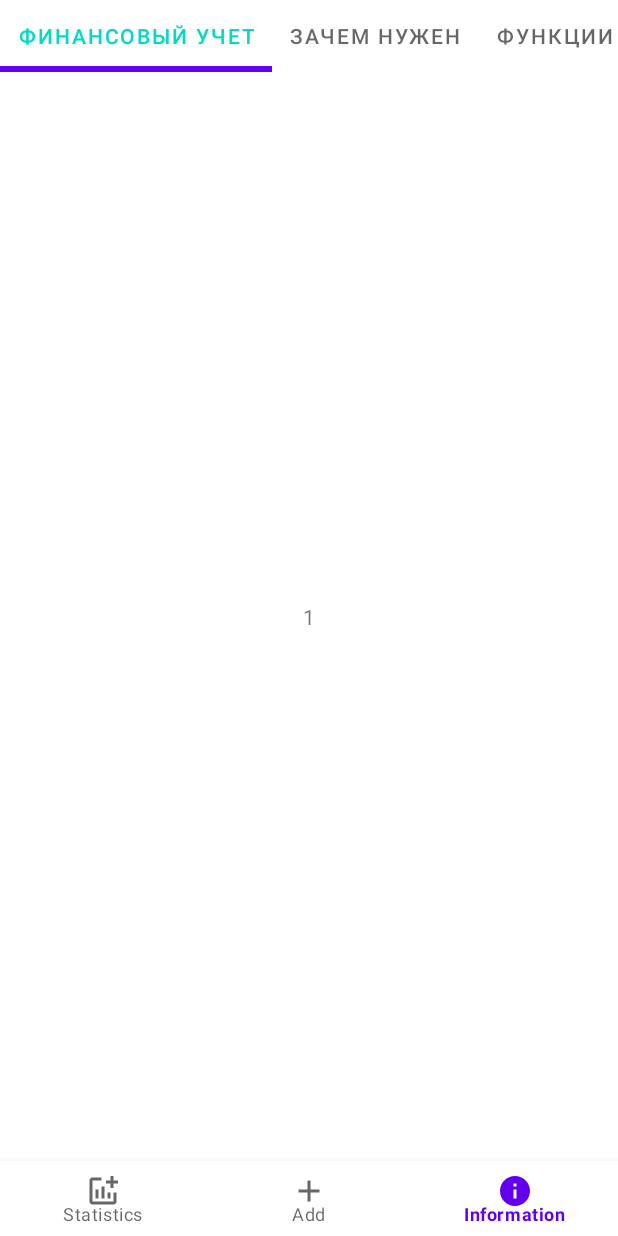
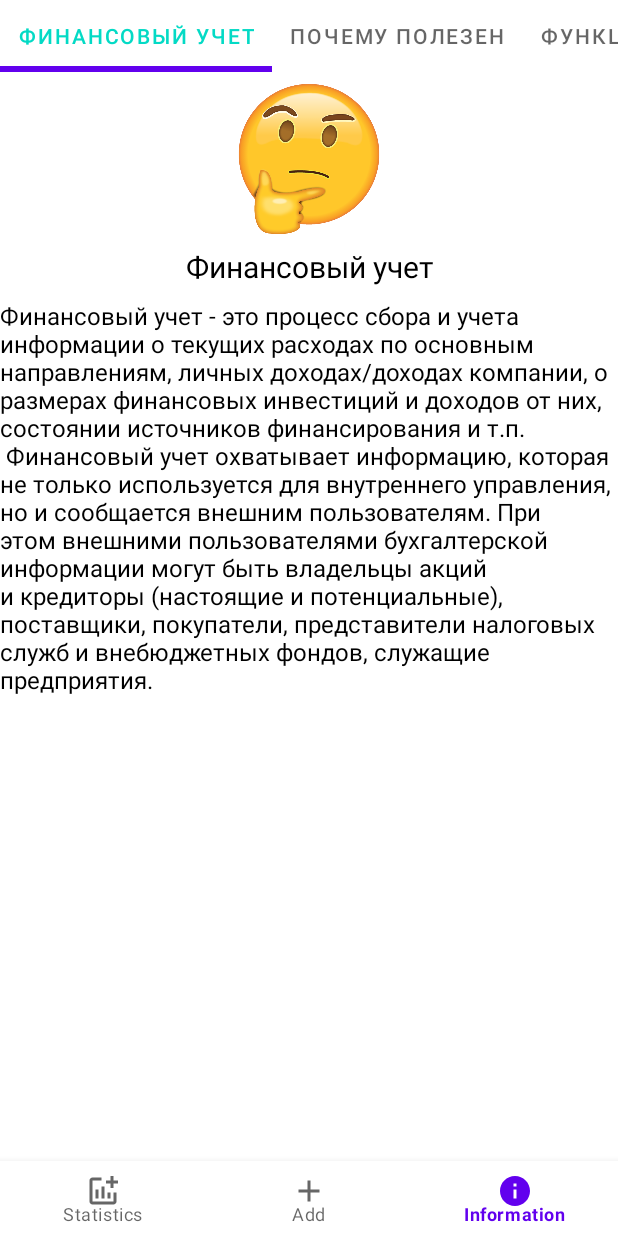
Before and after one commit to YungDenn/CoinKeeper, an Android app: the Info_Fragment screen opened through its navigation route, on a phone screen of 412 x 824 dp. Run offline under Robolectric (Android 15) with nearby library versions, the phone set to English and light mode, and no system bars; our stand-ins replace navigation-ui.

Commit message:
Done With Pager

```diff
--- a/app/src/main/java/com/example/coinkeeper/presentation/Info_Fragment.kt
+++ b/app/src/main/java/com/example/coinkeeper/presentation/Info_Fragment.kt
@@ -14,7 +14,6 @@ import com.google.android.material.tabs.TabLayoutMediator
 
 class Info_Fragment : Fragment() {
 
-
     private lateinit var adapter: PagerViewAdapter
     private lateinit var viewPager: ViewPager2
     private lateinit var tabLayout: TabLayout
@@ -26,15 +25,7 @@ class Info_Fragment : Fragment() {
     ): View? {
         val view = inflater.inflate(R.layout.fragment_info_, container, false)
         setupAdapter(view)
-
-        val tab_names = resources.getStringArray(R.array.tab_names_string)
-
-        tabLayout = view.findViewById(R.id.tab_layout)
-        TabLayoutMediator(tabLayout, viewPager) { tab, position ->
-            tab.text = tab_names[position]
-
-        }.attach()
-
+        setupTabLayout(view)
         return view
     }
 
@@ -44,5 +35,14 @@ class Info_Fragment : Fragment() {
         viewPager.adapter = adapter
     }
 
+    private fun setupTabLayout(view: View){
+        val tabNames = resources.getStringArray(R.array.tab_names)
+        tabLayout = view.findViewById(R.id.tab_layout)
+        TabLayoutMediator(tabLayout, viewPager) { tab, position ->
+            tab.text = tabNames[position]
+
+        }.attach()
+    }
+
 
 }
--- a/app/src/main/java/com/example/coinkeeper/presentation/PagerFragment.kt
+++ b/app/src/main/java/com/example/coinkeeper/presentation/PagerFragment.kt
@@ -1,31 +1,44 @@
 package com.example.coinkeeper.presentation
 
+import android.annotation.SuppressLint
 import android.os.Bundle
 import androidx.fragment.app.Fragment
 import android.view.LayoutInflater
 import android.view.View
 import android.view.ViewGroup
+import android.widget.ImageView
 import android.widget.TextView
 import com.example.coinkeeper.R
 
-class PagerFragment : Fragment() {
 
 
 
+class PagerFragment : Fragment() {
 
     override fun onCreateView(
         inflater: LayoutInflater, container: ViewGroup?,
         savedInstanceState: Bundle?
     ): View? {
-        // Inflate the layout for this fragment
+
         return inflater.inflate(R.layout.fragment_page, container, false)
     }
 
+    @SuppressLint("Recycle")
     override fun onViewCreated(view: View, savedInstanceState: Bundle?) {
         super.onViewCreated(view, savedInstanceState)
+
+        val arrayTitle = resources.getStringArray(R.array.title)
+        val arrayContent = resources.getStringArray(R.array.content)
+        val arrayIco = resources.obtainTypedArray(R.array.icons)
+        val tvTitle: TextView = view.findViewById(R.id.fp_tv_title)
+        val tvContent: TextView = view.findViewById(R.id.fp_tv_content)
+        val ivIcon: ImageView = view.findViewById(R.id.icon)
+
         arguments?.takeIf { it.containsKey(ARG_OBJECT) }?.apply {
-            val textView: TextView = view.findViewById(R.id.fp_tv_text)
-            textView.text = getInt(ARG_OBJECT).toString()
+            val position = getInt(ARG_OBJECT)
+            tvTitle.text = arrayTitle[position-1]
+            tvContent.text = arrayContent[position-1]
+            ivIcon.setImageResource(arrayIco.getResourceId(position-1,0))
         }
     }
 
--- a/app/src/main/res/layout/fragment_page.xml
+++ b/app/src/main/res/layout/fragment_page.xml
@@ -6,15 +6,52 @@
     android:layout_height="match_parent"
     tools:context=".presentation.PagerFragment">
 
-
-
-    <TextView
-        android:id="@+id/fp_tv_text"
-        android:layout_width="wrap_content"
-        android:layout_height="wrap_content"
-        android:text="TextView"
+    <ScrollView
+        android:layout_width="0dp"
+        android:layout_height="0dp"
         app:layout_constraintBottom_toBottomOf="parent"
         app:layout_constraintEnd_toEndOf="parent"
         app:layout_constraintStart_toStartOf="parent"
-        app:layout_constraintTop_toTopOf="parent" />
+        app:layout_constraintTop_toTopOf="parent">
+
+        <androidx.constraintlayout.widget.ConstraintLayout
+            android:layout_width="match_parent"
+            android:layout_height="match_parent">
+
+            <ImageView
+                android:id="@+id/icon"
+                android:layout_width="100dp"
+                android:layout_height="100dp"
+                android:layout_marginTop="8dp"
+                android:src="@drawable/ic_launcher_foreground"
+                app:layout_constraintEnd_toEndOf="parent"
+                app:layout_constraintStart_toStartOf="parent"
+                app:layout_constraintTop_toTopOf="parent" />
+
+            <TextView
+                android:id="@+id/fp_tv_title"
+                android:layout_width="wrap_content"
+                android:layout_height="wrap_content"
+                android:layout_marginTop="8dp"
+                android:text="Тестовая надпись"
+                android:textColor="@color/black"
+                android:textSize="20sp"
+                app:layout_constraintEnd_toEndOf="parent"
+                app:layout_constraintStart_toStartOf="parent"
+                app:layout_constraintTop_toBottomOf="@+id/icon" />
+
+            <TextView
+                android:id="@+id/fp_tv_content"
+                android:layout_width="0dp"
+                android:layout_height="wrap_content"
+                android:layout_marginTop="8dp"
+                android:text="Тестовый контент"
+                android:textColor="@color/black"
+                android:textSize="16sp"
+                app:layout_constraintEnd_toEndOf="parent"
+                app:layout_constraintStart_toStartOf="parent"
+                app:layout_constraintTop_toBottomOf="@+id/fp_tv_title" />
+        </androidx.constraintlayout.widget.ConstraintLayout>
+    </ScrollView>
+
 </androidx.constraintlayout.widget.ConstraintLayout>
--- /dev/null
+++ b/app/src/main/res/values/arrays_for_info.xml
@@ -0,0 +1,66 @@
+<?xml version="1.0" encoding="utf-8"?>
+<resources>
+
+    <string-array name="tab_names">
+        <item>Финансовый учет</item>
+        <item>Почему полезен</item>
+        <item>Функции</item>
+        <item>Виды</item>
+        <item>Заключение</item>
+    </string-array>
+
+
+    <string-array name="title">
+        <item>Финансовый учет</item>
+        <item>Зачем нужен</item>
+        <item>Функции</item>
+        <item>Виды</item>
+        <item>Заключение</item>
+    </string-array>
+
+    <string-array name="content">
+        <item>
+            Финансовый учет - это процесс сбора и учета информации о текущих расходах по
+            основным направлениям, личных доходах/доходах компании, о размерах финансовых
+            инвестиций и доходов от них, состоянии источников финансирования и т.п.\n
+
+            Финансовый учет охватывает информацию, которая не только используется для внутреннего
+            управления, но и сообщается внешним пользователям. При этом внешними пользователями
+            бухгалтерской информации могут быть владельцы акций и кредиторы
+            (настоящие и потенциальные),
+            поставщики, покупатели, представители налоговых служб и внебюджетных фондов,
+            служащие предприятия.
+        </item>
+        <item>
+            Финансовый учет доходов и расходов помогает человеку видеть ясную картину своего
+            финансового положения за определенный период времени. Человеку, который ведет
+            финансовый учет, становится понятно в каких направлениях движутся денежные массы в его
+            кошельке, на какие вещи и услуги уходит больше всего денежных средств.
+            Финансовый учет даёт подробную статистику по всем тратам, что совершил человек.
+            Это помогает проанализировать своё финансовое благополучие и начать
+            планирование использования своих денежных потоков.
+            Сбереженные средства можно вложить в работу, чтобы они приносили пассивный доход,
+            купить акции компании, положить на сберегательный счет или купить облигации компаний
+            или государств. Все эти активы будут преумножаться и приносить держателю доход, либо
+            же можно пойти другим путем и приобрести какую-то ценную и нужную вещь, без кредита
+            или же ипотеки.
+
+        </item>
+        <item>Функции</item>
+        <item>Виды</item>
+        <item>Заключение</item>
+    </string-array>
+
+    <item name="picture" type="drawable">@drawable/thinking_emoji</item>
+
+
+    <integer-array name="icons">
+        <item name="was2" type="drawable">@drawable/thinking_emoji</item>
+        <item name="was1" type="drawable">@drawable/ic_baseline_stat_24</item>
+        <item name="was3" type="drawable">@drawable/ic_launcher_background</item>
+        <item name="was6" type="drawable">@drawable/thinking_emoji</item>
+        <item name="was4" type="drawable">@drawable/thinking_emoji</item>
+
+    </integer-array>
+
+</resources>
--- a/app/src/main/res/values/strings.xml
+++ b/app/src/main/res/values/strings.xml
@@ -7,7 +7,6 @@
     <string name="error_input_count">Invalid number</string>
     <string name="error_input_name">Invalid name</string>
     <string name="balance">%s</string>
-    <!-- TODO: Remove or change this placeholder text -->
-    <string name="hello_blank_fragment">Hello blank fragment</string>
+
 
 </resources>
--- a/app/src/main/res/values/tab_names.xml
+++ /dev/null
@@ -1,12 +0,0 @@
-<?xml version="1.0" encoding="utf-8"?>
-<resources>
-
-    <string-array name="tab_names_string">
-        <item>Финансовый учет</item>
-        <item>Зачем нужен</item>
-        <item>Функции</item>
-        <item>Виды</item>
-        <item>Заключение</item>
-    </string-array>
-
-</resources>
```
Also changed, not shown: app/src/main/res/drawable/thinking_emoji.png (added).
